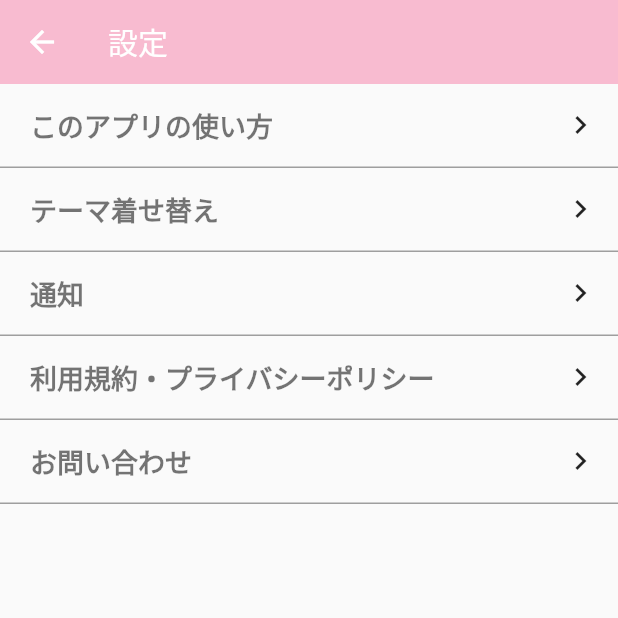
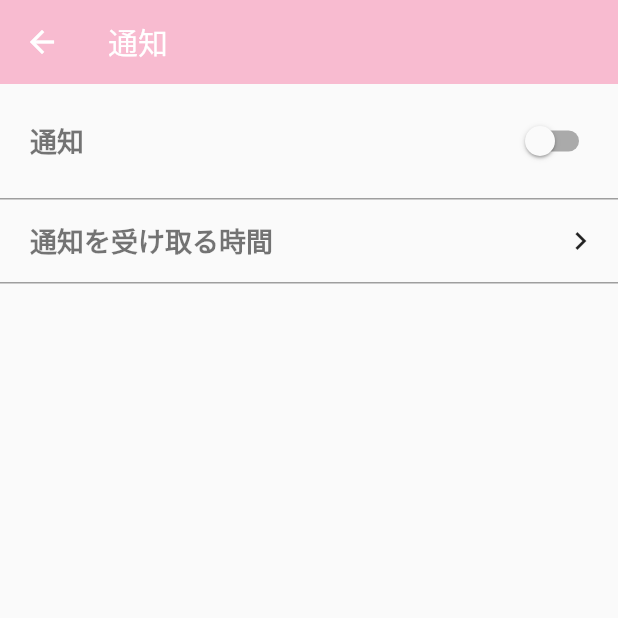
Before and after one commit to mqkotoo/deadline_management_app, a Flutter app: the SettingScreen screen opened by its route, after a tap on "通知", on a phone screen of 412 x 824 dp, the top half of it. Run offline on Flutter 3.47's test engine with Material 2 defaults, Android fonts, the phone set to English and light mode, and no system bars; our stand-ins replace cloud_firestore, firebase_auth, firebase_core, flutter_hooks, hooks_riverpod, scrollable_positioned_list and 1 more; accounts and stored records are empty; network calls fail.

Commit message:
add notification_screen

```diff
--- a/lib/main.dart
+++ b/lib/main.dart
@@ -2,6 +2,7 @@ import 'package:firebase_core/firebase_core.dart';
 import 'package:flutter/material.dart';
 import 'package:flutter_deadline_management/screens/add_event_screen.dart';
 import 'package:flutter_deadline_management/screens/calendar_screen.dart';
+import 'package:flutter_deadline_management/screens/setting_pages/notification.dart';
 import 'package:flutter_deadline_management/screens/setting_pages/setting_screen.dart';
 import 'package:flutter_deadline_management/start_up.dart';
 import 'package:hooks_riverpod/hooks_riverpod.dart';
@@ -37,6 +38,7 @@ class MyApp extends StatelessWidget {
         SettingScreen.id: (BuildContext context) => SettingScreen(),
         StartUpPage.id: (BuildContext context) => StartUpPage(),
         AddEventScreen.id: (BuildContext context) => AddEventScreen(),
+        SettingNotificationScreen.id : (BuildContext context) => SettingNotificationScreen(),
       },
       home: StartUpPage(),
     );
--- a/lib/screens/add_event_screen.dart
+++ b/lib/screens/add_event_screen.dart
@@ -2,8 +2,9 @@ import 'package:flutter/material.dart';
 import 'package:flutter_deadline_management/screens/calendar_screen.dart';
 import 'package:hooks_riverpod/hooks_riverpod.dart';
 import 'package:intl/intl.dart';
+import '../model/calendar_model.dart';
 
-import '../model/calendar_model.dart';
+
 
 //calendarスクリーンから追加、編集の時に持ってくる値をいい感じにする
 class Arguments {
--- /dev/null
+++ b/lib/screens/setting_pages/notification.dart
@@ -0,0 +1,88 @@
+import 'package:flutter/material.dart';
+
+
+class SettingNotificationScreen extends StatefulWidget {
+  static const String id = 'notification';
+
+  @override
+  State<SettingNotificationScreen> createState() => _SettingNotificationScreenState();
+}
+
+class _SettingNotificationScreenState extends State<SettingNotificationScreen> {
+
+  //スイッチのオンオフのBOOL値
+  bool isOn = false;
+
+  @override
+  Widget build(BuildContext context) {
+    return Scaffold(
+      appBar: AppBar(
+        elevation: 0,
+        backgroundColor: Theme.of(context).primaryColor,
+        title: Text('通知'),
+      ),
+      body:  ListView(
+          children: [
+              _menuItem(context,title: "通知", child: _switch()),
+            _menuItem(context,title: "通知を受け取る時間", child: Icon(Icons.navigate_next),onPress: () => print('onPressed')),
+          ]
+      ),
+    );
+  }
+
+  Widget _menuItem(BuildContext context,
+      {required String title, required Widget child, void Function()? onPress}) {
+
+    //テーマ別に色を変えられるようにするためのやつ
+    final platformBrightness = MediaQuery.platformBrightnessOf(context);
+
+    return GestureDetector(
+      onTap: onPress,
+      child:Container(
+          padding: EdgeInsets.symmetric(vertical: 14.0),
+          decoration: BoxDecoration(
+              border: Border(bottom: BorderSide(width: 1.0, color: Colors.grey))
+          ),
+          child: Row(
+            children: [
+              SizedBox(
+                width: 20,
+              ),
+              Expanded(
+                child: Text(
+                  title,
+                  style: TextStyle(
+                    fontSize: 18,
+                    fontWeight: FontWeight.bold,
+                    color: platformBrightness == Brightness.dark ? Colors.white : Colors.black54,
+                  ),
+                ),
+              ),
+              Padding(
+                padding: const EdgeInsets.fromLTRB(0,0,13,0),
+                child: child,
+              ),
+            ],
+          )
+      ),
+    );
+  }
+
+
+  //オンオフのスイッチのウィジェット
+  Widget _switch() {
+    return Switch(
+      value: isOn,
+      onChanged: (bool? value) {
+        if (value != null) {
+          setState(() {
+            isOn = value;
+            print("$isOn");
+          });
+        }
+      },
+    );
+  }
+
+
+}
--- a/lib/screens/setting_pages/setting_screen.dart
+++ b/lib/screens/setting_pages/setting_screen.dart
@@ -1,4 +1,5 @@
 import 'package:flutter/material.dart';
+import 'package:flutter_deadline_management/screens/setting_pages/notification.dart';
 import 'package:url_launcher/url_launcher.dart';
 
 class SettingScreen extends StatelessWidget {
@@ -6,6 +7,8 @@ class SettingScreen extends StatelessWidget {
 
   //プライバシーポリシーのURL
   final privacyPolicyUrl = 'https://qiita.com/mqkotoo/private/67e00cec34ce2ff84d63';
+  //お問い合わせ用TWITTERのURL
+  final twitterUrl = 'https://twitter.com/Ldcax2BkFS3UuQW';
 
   @override
   Widget build(BuildContext context) {
@@ -19,14 +22,17 @@ class SettingScreen extends StatelessWidget {
           children: [
             _menuItem(context,title: "このアプリの使い方", icon: Icon(Icons.navigate_next),onPress: () => print('onPressed')),
             _menuItem(context,title: "テーマ着せ替え", icon: Icon(Icons.navigate_next),onPress: () => print('onPressed')),
-            _menuItem(context,title: "通知", icon: Icon(Icons.navigate_next),onPress: () => print('onPressed')),
-            _menuItem(context,title: "利用規約・プライバシーポリシー", icon: Icon(Icons.navigate_next),onPress: () => _opneUrl(privacyPolicyUrl)),
-            _menuItem(context,title: "お問い合わせ", icon: Icon(Icons.navigate_next),onPress: () => print('onPressed')),
+            _menuItem(context,title: "通知", icon: Icon(Icons.navigate_next),onPress: () => Navigator.pushNamed(context, SettingNotificationScreen.id)),
+            _menuItem(context,title: "利用規約・プライバシーポリシー", icon: Icon(Icons.navigate_next),onPress: () => _opnePrivacyPolicyUrl(privacyPolicyUrl)),
+            _menuItem(context,title: "お問い合わせ", icon: Icon(Icons.navigate_next),onPress: () => _opneInquiryUrl(twitterUrl)),
           ]
       ),
     );
   }
-  Widget _menuItem(BuildContext context, {required String title, required Icon icon,required void Function()? onPress}) {
+
+
+  Widget _menuItem(BuildContext context,
+      {required String title, required Icon icon,required void Function()? onPress}) {
 
     //テーマ別に色を変えられるようにするためのやつ
     final platformBrightness = MediaQuery.platformBrightnessOf(context);
@@ -35,8 +41,8 @@ class SettingScreen extends StatelessWidget {
       onTap: onPress,
       child:Container(
           padding: EdgeInsets.symmetric(vertical: 14.0),
-          decoration: new BoxDecoration(
-              border: new Border(bottom: BorderSide(width: 1.0, color: Colors.grey))
+          decoration: BoxDecoration(
+              border: Border(bottom: BorderSide(width: 1.0, color: Colors.grey))
           ),
           child: Row(
             children: [
@@ -64,8 +70,10 @@ class SettingScreen extends StatelessWidget {
   }
 }
 
+
+
 //利用規約、プライバシーポリシーのURLに遷移させるやつ
-Future _opneUrl(String url) async {
+Future _opnePrivacyPolicyUrl(String url) async {
   if (await canLaunch(url)) {
     await launch(
       url,
@@ -76,3 +84,16 @@ Future _opneUrl(String url) async {
     throw 'このURLにはアクセスできません';
   }
 }
+
+//お問い合わせ（TWITTER）URLに遷移させるやつ
+Future _opneInquiryUrl(String url) async {
+  if (await canLaunch(url)) {
+    await launch(
+      url,
+      forceSafariVC: true,
+      forceWebView: true,
+    );
+  } else {
+    throw 'このURLにはアクセスできません';
+  }
+}
--- a/lib/start_up.dart
+++ b/lib/start_up.dart
@@ -6,6 +6,9 @@ import 'package:flutter_deadline_management/model/calendar_model.dart';
 import 'package:flutter_deadline_management/screens/calendar_screen.dart';
 import 'package:flutter_hooks/flutter_hooks.dart';
 import 'package:hooks_riverpod/hooks_riverpod.dart';
+
+
+
 class StartUpPage extends HookConsumerWidget {
   static const String id = 'start';
 
```
